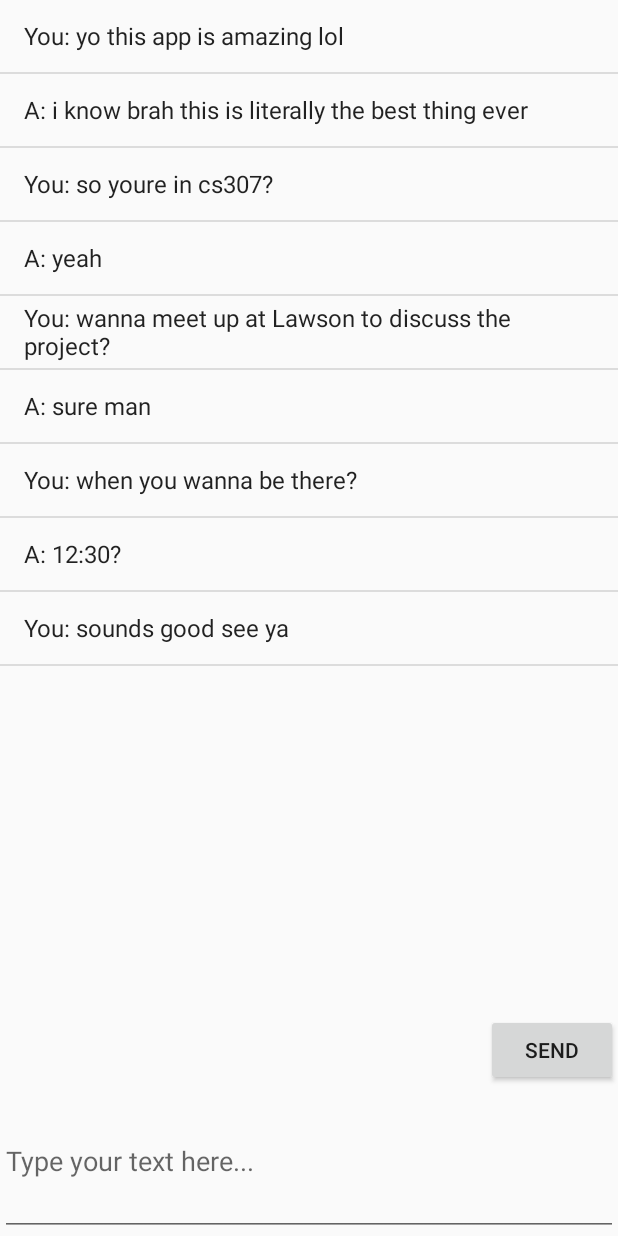
After one commit to MonoAlpaca/StudyBuddy, an Android app: the layout fragment_chat_session.xml on its own in the app's theme, with its tools: preview values and no code run, on a phone screen of 412 x 824 dp. The commit adds this screen. Run offline under Robolectric (Android 15) with nearby library versions, the phone set to English and light mode, and no system bars.

Commit message:
creation of chat and enhancements to settings and about

```diff
--- a/Client/StudyBuddy/app/src/main/AndroidManifest.xml
+++ b/Client/StudyBuddy/app/src/main/AndroidManifest.xml
@@ -21,6 +21,11 @@
             android:label="@string/title_section4" >
         </activity>
 
+        <activity
+            android:name=".Chat"
+            android:label="@string/title_section3" >
+        </activity>
+
     </application>
 
 </manifest>
--- a/Client/StudyBuddy/app/src/main/java/com/team18/studybuddy/studybuddy/NavigationDrawerFragment.java
+++ b/Client/StudyBuddy/app/src/main/java/com/team18/studybuddy/studybuddy/NavigationDrawerFragment.java
@@ -1,5 +1,6 @@
 package com.team18.studybuddy.studybuddy;
 
+import android.support.v4.app.FragmentManager;
 import android.support.v7.app.ActionBarActivity;
 import android.app.Activity;
 import android.support.v7.app.ActionBar;
@@ -252,8 +253,9 @@ public class NavigationDrawerFragment extends Fragment {
             return true;
         }
 
-        if (item.getItemId() == R.id.action_example) {
-            Toast.makeText(getActivity(), "Example action.", Toast.LENGTH_SHORT).show();
+        if (item.getItemId() == R.id.action_chat) {
+            FragmentManager manager = getFragmentManager();
+            manager.beginTransaction().replace(R.id.container, Chat.newInstance(0)).commit();
             return true;
         }
 
--- a/Client/StudyBuddy/app/src/main/res/layout/fragment_about.xml
+++ b/Client/StudyBuddy/app/src/main/res/layout/fragment_about.xml
@@ -14,10 +14,9 @@
         android:padding="10dp" />
 
     <TextView
-        android:layout_width="358dp"
-        android:layout_height="0dp"
+        android:layout_width="match_parent"
+        android:layout_height="match_parent"
         android:text="@string/aboutText"
         android:id="@+id/textView"
-        android:layout_weight="0.21"
         android:padding="10dp" />
 </LinearLayout>
--- /dev/null
+++ b/Client/StudyBuddy/app/src/main/res/layout/fragment_chat_session.xml
@@ -0,0 +1,36 @@
+<?xml version="1.0" encoding="utf-8"?>
+<LinearLayout xmlns:android="http://schemas.android.com/apk/res/android"
+    xmlns:tools="http://schemas.android.com/tools"
+    android:orientation="vertical" android:layout_width="match_parent"
+    android:layout_height="match_parent"
+    android:weightSum="1">
+
+    <ListView
+        android:layout_width="match_parent"
+        android:layout_height="0dp"
+        android:id="@+id/listView"
+        android:layout_weight="1"
+        android:layout_gravity="top"
+        tools:listitem="@android:layout/simple_list_item_1"
+        android:headerDividersEnabled="true"
+        android:footerDividersEnabled="true"
+        android:entries="@array/fillerArray"
+        android:choiceMode="none"
+        android:focusable="false" />
+
+    <Button
+        android:layout_width="wrap_content"
+        android:layout_height="wrap_content"
+        android:text="Send"
+        android:id="@+id/button6"
+        android:layout_gravity="right" />
+
+    <EditText
+        android:layout_width="match_parent"
+        android:layout_height="100dp"
+        android:id="@+id/editText"
+        android:editable="true"
+        android:inputType="text|textImeMultiLine|textAutoComplete|textAutoCorrect"
+        android:hint="Type your text here..." />
+
+</LinearLayout>
--- a/Client/StudyBuddy/app/src/main/res/menu/main.xml
+++ b/Client/StudyBuddy/app/src/main/res/menu/main.xml
@@ -1,7 +1,7 @@
 <menu xmlns:android="http://schemas.android.com/apk/res/android"
     xmlns:app="http://schemas.android.com/apk/res-auto"
     xmlns:tools="http://schemas.android.com/tools" tools:context=".MainActivity">
-    <item android:id="@+id/action_example" android:title="@string/action_example"
+    <item android:id="@+id/action_chat" android:title="@string/action_chat"
         app:showAsAction="withText|ifRoom" />
     <item android:id="@+id/action_settings" android:title="@string/action_settings"
         android:orderInCategory="100" app:showAsAction="never" />
--- a/Client/StudyBuddy/app/src/main/res/values/strings.xml
+++ b/Client/StudyBuddy/app/src/main/res/values/strings.xml
@@ -17,6 +17,8 @@
     <string name="action_example">Example action</string>
 
     <string name="action_settings">Settings</string>
+
+    <string name="action_chat">Chat</string>
 
     <string name="aboutText">\n StudyBuddy was created by Andy Chen, Abhijay Gupta, Joseph Miller,
         Nathan Scott, and Zeb Wezensky for Prof. Dunsmore\'s Fall 2015 CS307 course.</string>
@@ -38,4 +40,16 @@
         <item>4</item>
     </string-array>
 
+    <string-array name="fillerArray">
+        <item>You: yo this app is amazing lol</item>
+        <item>A: i know brah this is literally the best thing ever</item>
+        <item>You: so youre in cs307?</item>
+        <item>A: yeah</item>
+        <item>You: wanna meet up at Lawson to discuss the project?</item>
+        <item>A: sure man</item>
+        <item>You: when you wanna be there?</item>
+        <item>A: 12:30?</item>
+        <item>You: sounds good see ya</item>
+    </string-array>
+
 </resources>
--- a/Client/StudyBuddy/app/src/main/res/xml/fragment_settings.xml
+++ b/Client/StudyBuddy/app/src/main/res/xml/fragment_settings.xml
@@ -9,6 +9,9 @@
         <CheckBoxPreference
             android:title="Allow Notifications from Courses"
             android:key="settingsNotificationCourses" />
+        <CheckBoxPreference
+            android:title="Allow Notifications from Interests"
+            android:key="settingsNotificationInterests" />
         <CheckBoxPreference
             android:title="Allow Notifications from Chat"
             android:key="settingsNotificationChat" />
```
Also changed, not shown: Client/StudyBuddy/app/src/main/java/com/team18/studybuddy/studybuddy/Chat.java (added, +47 -0 lines), Client/StudyBuddy/app/src/main/java/com/team18/studybuddy/studybuddy/ChatSessionFrag.java (added, +48 -0 lines), Client/StudyBuddy/app/src/main/java/com/team18/studybuddy/studybuddy/MainActivity.java (+19 -0 lines), Client/StudyBuddy/app/src/main/res/layout/fragment_chat.xml (added, +33 -0 lines).
